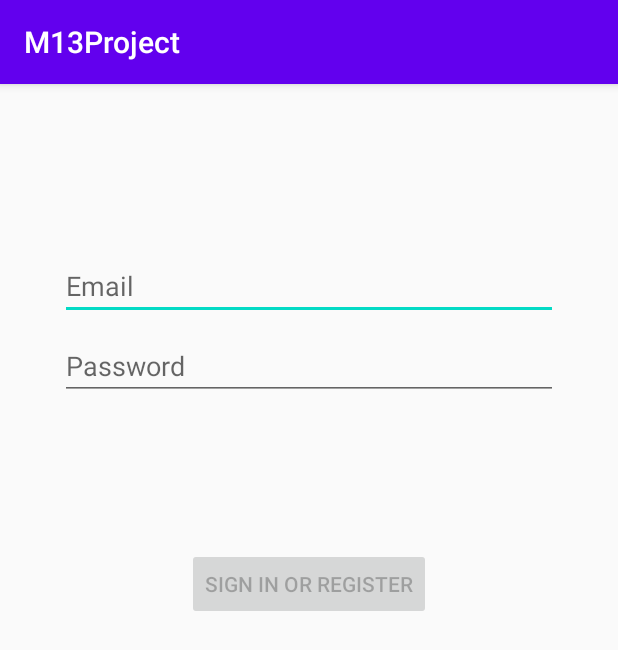
After one commit to MarcLopezMacias/M13Project, an Android app: the fragment LoginFragment shown on its own in the app's theme, on a phone screen of 412 x 824 dp. The commit adds this screen. Shown: the top 650 px of the screen. Run offline under Robolectric (Android 15) with nearby library versions, the phone set to English and light mode, and no system bars.

Commit message:
Adding first fragments

```diff
--- a/app/build.gradle
+++ b/app/build.gradle
@@ -26,6 +26,10 @@
     implementation fileTree(dir: "libs", include: ["*.jar"])
     implementation 'androidx.appcompat:appcompat:1.2.0'
     implementation 'androidx.constraintlayout:constraintlayout:2.0.4'
+    implementation 'androidx.legacy:legacy-support-v4:1.0.0'
+    implementation 'com.google.android.material:material:1.3.0'
+    implementation 'androidx.annotation:annotation:1.1.0'
+    implementation 'androidx.lifecycle:lifecycle-extensions:2.2.0'
     testImplementation 'junit:junit:4.12'
     androidTestImplementation 'androidx.test.ext:junit:1.1.2'
     androidTestImplementation 'androidx.test.espresso:espresso-core:3.3.0'
--- a/app/src/main/java/cat/itb/m13project/MainActivity.java
+++ b/app/src/main/java/cat/itb/m13project/MainActivity.java
@@ -11,4 +11,7 @@
         super.onCreate(savedInstanceState);
         setContentView(R.layout.activity_main);
     }
+
+
+
 }
--- /dev/null
+++ b/app/src/main/java/cat/itb/m13project/data/LoginRepository.java
@@ -0,0 +1,54 @@
+package cat.itb.m13project.data;
+
+import cat.itb.m13project.data.model.LoggedInUser;
+
+/**
+ * Class that requests authentication and user information from the remote data source and
+ * maintains an in-memory cache of login status and user credentials information.
+ */
+public class LoginRepository {
+
+    private static volatile LoginRepository instance;
+
+    private LoginDataSource dataSource;
+
+    // If user credentials will be cached in local storage, it is recommended it be encrypted
+    // @see https://developer.android.com/training/articles/keystore
+    private LoggedInUser user = null;
+
+    // private constructor : singleton access
+    private LoginRepository(LoginDataSource dataSource) {
+        this.dataSource = dataSource;
+    }
+
+    public static LoginRepository getInstance(LoginDataSource dataSource) {
+        if (instance == null) {
+            instance = new LoginRepository(dataSource);
+        }
+        return instance;
+    }
+
+    public boolean isLoggedIn() {
+        return user != null;
+    }
+
+    public void logout() {
+        user = null;
+        dataSource.logout();
+    }
+
+    private void setLoggedInUser(LoggedInUser user) {
+        this.user = user;
+        // If user credentials will be cached in local storage, it is recommended it be encrypted
+        // @see https://developer.android.com/training/articles/keystore
+    }
+
+    public Result<LoggedInUser> login(String username, String password) {
+        // handle login
+        Result<LoggedInUser> result = dataSource.login(username, password);
+        if (result instanceof Result.Success) {
+            setLoggedInUser(((Result.Success<LoggedInUser>) result).getData());
+        }
+        return result;
+    }
+}
--- /dev/null
+++ b/app/src/main/java/cat/itb/m13project/ui/login/LoginFragment.java
@@ -0,0 +1,138 @@
+package cat.itb.m13project.ui.login;
+
+import androidx.lifecycle.Observer;
+import androidx.lifecycle.ViewModelProviders;
+import androidx.annotation.NonNull;
+import androidx.annotation.Nullable;
+import androidx.annotation.StringRes;
+import androidx.fragment.app.Fragment;
+
+import android.os.Bundle;
+import android.text.Editable;
+import android.text.TextWatcher;
+import android.view.KeyEvent;
+import android.view.LayoutInflater;
+import android.view.View;
+import android.view.ViewGroup;
+import android.view.inputmethod.EditorInfo;
+import android.widget.Button;
+import android.widget.EditText;
+import android.widget.ProgressBar;
+import android.widget.TextView;
+import android.widget.Toast;
+
+import cat.itb.m13project.R;
+
+public class LoginFragment extends Fragment {
+
+    private LoginViewModel loginViewModel;
+
+    @Nullable
+    @Override
+    public View onCreateView(@NonNull LayoutInflater inflater,
+                             @Nullable ViewGroup container,
+                             @Nullable Bundle savedInstanceState) {
+        return inflater.inflate(R.layout.fragment_login, container, false);
+    }
+
+    @Override
+    public void onViewCreated(@NonNull View view, @Nullable Bundle savedInstanceState) {
+        super.onViewCreated(view, savedInstanceState);
+        loginViewModel = ViewModelProviders.of(this, new LoginViewModelFactory())
+                .get(LoginViewModel.class);
+
+        final EditText usernameEditText = view.findViewById(R.id.username);
+        final EditText passwordEditText = view.findViewById(R.id.password);
+        final Button loginButton = view.findViewById(R.id.login);
+        final ProgressBar loadingProgressBar = view.findViewById(R.id.loading);
+
+        loginViewModel.getLoginFormState().observe(this, new Observer<LoginFormState>() {
+            @Override
+            public void onChanged(@Nullable LoginFormState loginFormState) {
+                if (loginFormState == null) {
+                    return;
+                }
+                loginButton.setEnabled(loginFormState.isDataValid());
+                if (loginFormState.getUsernameError() != null) {
+                    usernameEditText.setError(getString(loginFormState.getUsernameError()));
+                }
+                if (loginFormState.getPasswordError() != null) {
+                    passwordEditText.setError(getString(loginFormState.getPasswordError()));
+                }
+            }
+        });
+
+        loginViewModel.getLoginResult().observe(this, new Observer<LoginResult>() {
+            @Override
+            public void onChanged(@Nullable LoginResult loginResult) {
+                if (loginResult == null) {
+                    return;
+                }
+                loadingProgressBar.setVisibility(View.GONE);
+                if (loginResult.getError() != null) {
+                    showLoginFailed(loginResult.getError());
+                }
+                if (loginResult.getSuccess() != null) {
+                    updateUiWithUser(loginResult.getSuccess());
+                }
+            }
+        });
+
+        TextWatcher afterTextChangedListener = new TextWatcher() {
+            @Override
+            public void beforeTextChanged(CharSequence s, int start, int count, int after) {
+                // ignore
+            }
+
+            @Override
+            public void onTextChanged(CharSequence s, int start, int before, int count) {
+                // ignore
+            }
+
+            @Override
+            public void afterTextChanged(Editable s) {
+                loginViewModel.loginDataChanged(usernameEditText.getText().toString(),
+                        passwordEditText.getText().toString());
+            }
+        };
+        usernameEditText.addTextChangedListener(afterTextChangedListener);
+        passwordEditText.addTextChangedListener(afterTextChangedListener);
+        passwordEditText.setOnEditorActionListener(new TextView.OnEditorActionListener() {
+
+            @Override
+            public boolean onEditorAction(TextView v, int actionId, KeyEvent event) {
+                if (actionId == EditorInfo.IME_ACTION_DONE) {
+                    loginViewModel.login(usernameEditText.getText().toString(),
+                            passwordEditText.getText().toString());
+                }
+                return false;
+            }
+        });
+
+        loginButton.setOnClickListener(new View.OnClickListener() {
+            @Override
+            public void onClick(View v) {
+                loadingProgressBar.setVisibility(View.VISIBLE);
+                loginViewModel.login(usernameEditText.getText().toString(),
+                        passwordEditText.getText().toString());
+            }
+        });
+    }
+
+    private void updateUiWithUser(LoggedInUserView model) {
+        String welcome = getString(R.string.welcome) + model.getDisplayName();
+        // TODO : initiate successful logged in experience
+        if (getContext() != null && getContext().getApplicationContext() != null) {
+            Toast.makeText(getContext().getApplicationContext(), welcome, Toast.LENGTH_LONG).show();
+        }
+    }
+
+    private void showLoginFailed(@StringRes Integer errorString) {
+        if (getContext() != null && getContext().getApplicationContext() != null) {
+            Toast.makeText(
+                    getContext().getApplicationContext(),
+                    errorString,
+                    Toast.LENGTH_LONG).show();
+        }
+    }
+}
--- /dev/null
+++ b/app/src/main/java/cat/itb/m13project/ui/login/LoginViewModel.java
@@ -0,0 +1,70 @@
+package cat.itb.m13project.ui.login;
+
+import androidx.lifecycle.LiveData;
+import androidx.lifecycle.MutableLiveData;
+import androidx.lifecycle.ViewModel;
+
+import android.util.Patterns;
+
+import cat.itb.m13project.data.LoginRepository;
+import cat.itb.m13project.data.Result;
+import cat.itb.m13project.data.model.LoggedInUser;
+import cat.itb.m13project.R;
+
+public class LoginViewModel extends ViewModel {
+
+    private MutableLiveData<LoginFormState> loginFormState = new MutableLiveData<>();
+    private MutableLiveData<LoginResult> loginResult = new MutableLiveData<>();
+    private LoginRepository loginRepository;
+
+    LoginViewModel(LoginRepository loginRepository) {
+        this.loginRepository = loginRepository;
+    }
+
+    LiveData<LoginFormState> getLoginFormState() {
+        return loginFormState;
+    }
+
+    LiveData<LoginResult> getLoginResult() {
+        return loginResult;
+    }
+
+    public void login(String username, String password) {
+        // can be launched in a separate asynchronous job
+        Result<LoggedInUser> result = loginRepository.login(username, password);
+
+        if (result instanceof Result.Success) {
+            LoggedInUser data = ((Result.Success<LoggedInUser>) result).getData();
+            loginResult.setValue(new LoginResult(new LoggedInUserView(data.getDisplayName())));
+        } else {
+            loginResult.setValue(new LoginResult(R.string.login_failed));
+        }
+    }
+
+    public void loginDataChanged(String username, String password) {
+        if (!isUserNameValid(username)) {
+            loginFormState.setValue(new LoginFormState(R.string.invalid_username, null));
+        } else if (!isPasswordValid(password)) {
+            loginFormState.setValue(new LoginFormState(null, R.string.invalid_password));
+        } else {
+            loginFormState.setValue(new LoginFormState(true));
+        }
+    }
+
+    // A placeholder username validation check
+    private boolean isUserNameValid(String username) {
+        if (username == null) {
+            return false;
+        }
+        if (username.contains("@")) {
+            return Patterns.EMAIL_ADDRESS.matcher(username).matches();
+        } else {
+            return !username.trim().isEmpty();
+        }
+    }
+
+    // A placeholder password validation check
+    private boolean isPasswordValid(String password) {
+        return password != null && password.trim().length() > 5;
+    }
+}
--- /dev/null
+++ b/app/src/main/java/cat/itb/m13project/ui/login/LoginViewModelFactory.java
@@ -0,0 +1,26 @@
+package cat.itb.m13project.ui.login;
+
+import androidx.lifecycle.ViewModel;
+import androidx.lifecycle.ViewModelProvider;
+import androidx.annotation.NonNull;
+
+import cat.itb.m13project.data.LoginDataSource;
+import cat.itb.m13project.data.LoginRepository;
+
+/**
+ * ViewModel provider factory to instantiate LoginViewModel.
+ * Required given LoginViewModel has a non-empty constructor
+ */
+public class LoginViewModelFactory implements ViewModelProvider.Factory {
+
+    @NonNull
+    @Override
+    @SuppressWarnings("unchecked")
+    public <T extends ViewModel> T create(@NonNull Class<T> modelClass) {
+        if (modelClass.isAssignableFrom(LoginViewModel.class)) {
+            return (T) new LoginViewModel(LoginRepository.getInstance(new LoginDataSource()));
+        } else {
+            throw new IllegalArgumentException("Unknown ViewModel class");
+        }
+    }
+}
--- /dev/null
+++ b/app/src/main/res/layout/fragment_login.xml
@@ -0,0 +1,76 @@
+<?xml version="1.0" encoding="utf-8"?>
+<androidx.constraintlayout.widget.ConstraintLayout xmlns:android="http://schemas.android.com/apk/res/android"
+    xmlns:app="http://schemas.android.com/apk/res-auto"
+    xmlns:tools="http://schemas.android.com/tools"
+    android:id="@+id/container"
+    android:layout_width="match_parent"
+    android:layout_height="match_parent"
+    android:paddingLeft="@dimen/fragment_horizontal_margin"
+    android:paddingTop="@dimen/fragment_vertical_margin"
+    android:paddingRight="@dimen/fragment_horizontal_margin"
+    android:paddingBottom="@dimen/fragment_vertical_margin"
+    tools:context=".ui.login.LoginFragment">
+
+    <EditText
+        android:id="@+id/username"
+        android:layout_width="0dp"
+        android:layout_height="wrap_content"
+        android:layout_marginStart="24dp"
+        android:layout_marginTop="96dp"
+        android:layout_marginEnd="24dp"
+        android:hint="@string/prompt_email"
+        android:inputType="textEmailAddress"
+        android:selectAllOnFocus="true"
+        app:layout_constraintEnd_toEndOf="parent"
+        app:layout_constraintStart_toStartOf="parent"
+        app:layout_constraintTop_toTopOf="parent" />
+
+    <EditText
+        android:id="@+id/password"
+        android:layout_width="0dp"
+        android:layout_height="wrap_content"
+        android:layout_marginStart="24dp"
+        android:layout_marginTop="8dp"
+        android:layout_marginEnd="24dp"
+        android:hint="@string/prompt_password"
+        android:imeActionLabel="@string/action_sign_in_short"
+        android:imeOptions="actionDone"
+        android:inputType="textPassword"
+        android:selectAllOnFocus="true"
+        app:layout_constraintEnd_toEndOf="parent"
+        app:layout_constraintStart_toStartOf="parent"
+        app:layout_constraintTop_toBottomOf="@+id/username" />
+
+    <Button
+        android:id="@+id/login"
+        android:layout_width="wrap_content"
+        android:layout_height="wrap_content"
+        android:layout_gravity="start"
+        android:layout_marginStart="48dp"
+        android:layout_marginTop="16dp"
+        android:layout_marginEnd="48dp"
+        android:layout_marginBottom="64dp"
+        android:enabled="false"
+        android:text="@string/action_sign_in"
+        app:layout_constraintBottom_toBottomOf="parent"
+        app:layout_constraintEnd_toEndOf="parent"
+        app:layout_constraintStart_toStartOf="parent"
+        app:layout_constraintTop_toBottomOf="@+id/password"
+        app:layout_constraintVertical_bias="0.2" />
+
+    <ProgressBar
+        android:id="@+id/loading"
+        android:layout_width="wrap_content"
+        android:layout_height="wrap_content"
+        android:layout_gravity="center"
+        android:layout_marginStart="32dp"
+        android:layout_marginTop="64dp"
+        android:layout_marginEnd="32dp"
+        android:layout_marginBottom="64dp"
+        android:visibility="gone"
+        app:layout_constraintBottom_toBottomOf="parent"
+        app:layout_constraintEnd_toEndOf="@+id/password"
+        app:layout_constraintStart_toStartOf="@+id/password"
+        app:layout_constraintTop_toTopOf="parent"
+        app:layout_constraintVertical_bias="0.3" />
+</androidx.constraintlayout.widget.ConstraintLayout>
--- /dev/null
+++ b/app/src/main/res/values/dimens.xml
@@ -0,0 +1,5 @@
+<resources>
+    <!-- Default screen margins, per the Android Design guidelines. -->
+    <dimen name="fragment_horizontal_margin">16dp</dimen>
+    <dimen name="fragment_vertical_margin">16dp</dimen>
+</resources>
--- a/app/src/main/res/values/strings.xml
+++ b/app/src/main/res/values/strings.xml
@@ -1,3 +1,14 @@
 <resources>
     <string name="app_name">M13Project</string>
+    <!-- TODO: Remove or change this placeholder text -->
+    <string name="hello_blank_fragment">Hello blank fragment</string>
+    <!-- Strings related to login -->
+    <string name="prompt_email">Email</string>
+    <string name="prompt_password">Password</string>
+    <string name="action_sign_in">Sign in or register</string>
+    <string name="action_sign_in_short">Sign in</string>
+    <string name="welcome">"Welcome!"</string>
+    <string name="invalid_username">Not a valid username</string>
+    <string name="invalid_password">Password must be >5 characters</string>
+    <string name="login_failed">"Login failed"</string>
 </resources>
```
Also changed, not shown: app/src/main/java/cat/itb/m13project/MainFragment.java (added, +29 -0 lines), app/src/main/java/cat/itb/m13project/data/LoginDataSource.java (added, +29 -0 lines), app/src/main/java/cat/itb/m13project/data/Result.java (added, +48 -0 lines), app/src/main/java/cat/itb/m13project/data/model/LoggedInUser.java (added, +23 -0 lines), app/src/main/java/cat/itb/m13project/ui/login/LoggedInUserView.java (added, +17 -0 lines), app/src/main/java/cat/itb/m13project/ui/login/LoginFormState.java (added, +40 -0 lines), app/src/main/java/cat/itb/m13project/ui/login/LoginResult.java (added, +31 -0 lines), app/src/main/res/layout/fragment_main.xml (added, +14 -0 lines).
